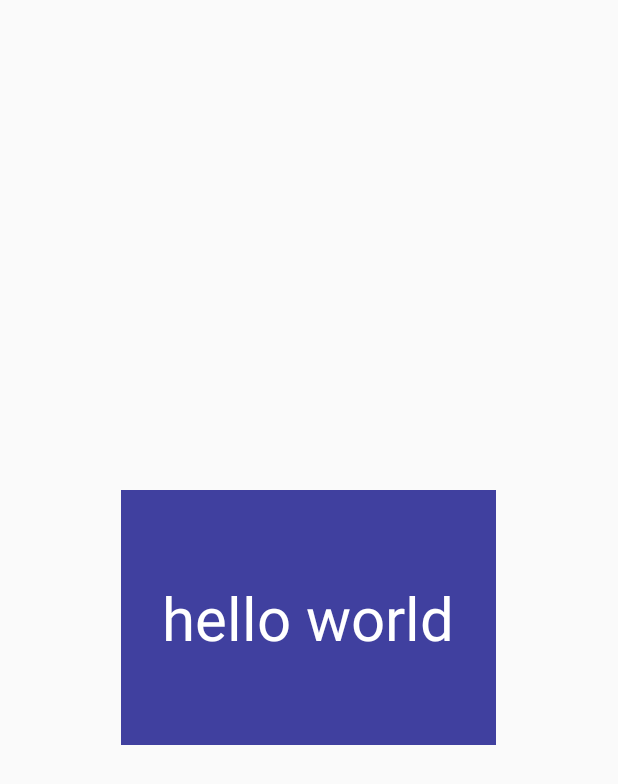
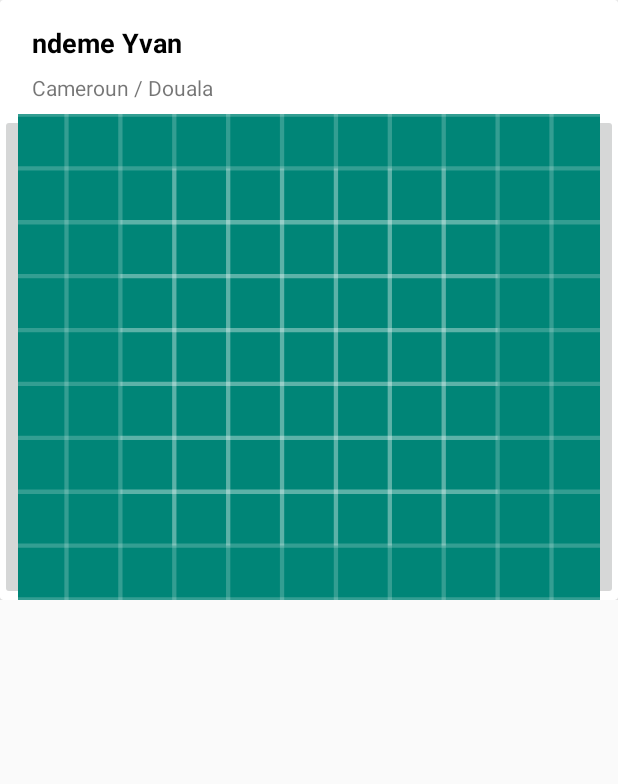
Before and after one commit to ndemeyvan/WeraYouApp, an Android app: the layout item.xml on its own in the app's theme, with its tools: preview values and no code run, on a phone screen of 412 x 824 dp. Shown: the top 784 px of the screen. Run offline under Robolectric (Android 15) with nearby library versions, the light colour scheme and no system bars.

Commit message:
swipe card enable

```diff
--- a/WerayouApp/app/src/main/java/com/example/werayouapp/Activity/SetupActivity.java
+++ b/WerayouApp/app/src/main/java/com/example/werayouapp/Activity/SetupActivity.java
@@ -43,7 +43,7 @@ public class SetupActivity extends AppCompatActivity implements AdapterView.OnIt
     EditText phone_number;
     EditText user_prenom;
     EditText user_nom;
-    String[] genre={"Que recherchez vous ?","Homme","Femme"};
+    String[] genre={"Quel est votre sex ?","Homme","Femme"};
     Uri mImageUri;
     byte[] final_image;
     ImageButton imageButton;
--- a/WerayouApp/app/src/main/java/com/example/werayouapp/Activity/mainFragment/HomeFragment.java
+++ b/WerayouApp/app/src/main/java/com/example/werayouapp/Activity/mainFragment/HomeFragment.java
@@ -53,7 +53,7 @@ public class HomeFragment extends Fragment {
         checkUserSex();
         al = new ArrayList<>();
 
-        arrayAdapter = new ArrayAdapter<>(getActivity(), R.layout.item, R.id.helloText, al );
+        arrayAdapter = new ArrayAdapter<>(getActivity(), R.layout.item, al );
         flingContainer=v.findViewById(R.id.frame);
         flingContainer.setAdapter(arrayAdapter);
         flingContainer.setFlingListener(new SwipeFlingAdapterView.onFlingListener() {
--- /dev/null
+++ b/WerayouApp/app/src/main/res/drawable-anydpi/ic_heart_empty.xml
@@ -0,0 +1,11 @@
+<vector xmlns:android="http://schemas.android.com/apk/res/android"
+    android:width="24dp"
+    android:height="24dp"
+    android:viewportWidth="24"
+    android:viewportHeight="24"
+    android:tint="#DD031D"
+    android:alpha="0.8">
+    <path
+        android:fillColor="#FF000000"
+        android:pathData="M16.5,3c-1.74,0 -3.41,0.81 -4.5,2.09C10.91,3.81 9.24,3 7.5,3 4.42,3 2,5.42 2,8.5c0,3.78 3.4,6.86 8.55,11.54L12,21.35l1.45,-1.32C18.6,15.36 22,12.28 22,8.5 22,5.42 19.58,3 16.5,3zM12.1,18.55l-0.1,0.1 -0.1,-0.1C7.14,14.24 4,11.39 4,8.5 4,6.5 5.5,5 7.5,5c1.54,0 3.04,0.99 3.57,2.36h1.87C13.46,5.99 14.96,5 16.5,5c2,0 3.5,1.5 3.5,3.5 0,2.89 -3.14,5.74 -7.9,10.05z"/>
+</vector>
--- /dev/null
+++ b/WerayouApp/app/src/main/res/drawable-anydpi/ic_heart_plein.xml
@@ -0,0 +1,11 @@
+<vector xmlns:android="http://schemas.android.com/apk/res/android"
+    android:width="24dp"
+    android:height="24dp"
+    android:viewportWidth="24"
+    android:viewportHeight="24"
+    android:tint="#DD031D"
+    android:alpha="0.8">
+    <path
+        android:fillColor="#FF000000"
+        android:pathData="M12,21.35l-1.45,-1.32C5.4,15.36 2,12.28 2,8.5 2,5.42 4.42,3 7.5,3c1.74,0 3.41,0.81 4.5,2.09C13.09,3.81 14.76,3 16.5,3 19.58,3 22,5.42 22,8.5c0,3.78 -3.4,6.86 -8.55,11.54L12,21.35z"/>
+</vector>
--- a/WerayouApp/app/src/main/res/layout/item.xml
+++ b/WerayouApp/app/src/main/res/layout/item.xml
@@ -1,35 +1,61 @@
 <?xml version="1.0" encoding="utf-8"?>
-<FrameLayout xmlns:android="http://schemas.android.com/apk/res/android"
+<androidx.constraintlayout.widget.ConstraintLayout xmlns:android="http://schemas.android.com/apk/res/android"
+    xmlns:app="http://schemas.android.com/apk/res-auto"
     xmlns:tools="http://schemas.android.com/tools"
-    android:layout_gravity="center"
-    android:layout_width="250dp"
-    android:layout_height="170dp">
+    android:layout_width="match_parent"
+    android:layout_height="wrap_content">
 
-    <TextView
-        android:id="@+id/helloText"
-        android:textSize="40sp"
-        android:textColor="@android:color/white"
-        android:background="#E339"
-        android:gravity="center"
-        tools:text="hello world"
-        android:layout_width="match_parent"
-        android:layout_height="match_parent" />
+    <androidx.cardview.widget.CardView
+        android:id="@+id/card_item"
+        android:layout_width="0dp"
+        android:layout_height="wrap_content"
+        android:layout_gravity="center"
+        app:layout_constraintEnd_toEndOf="parent"
+        app:layout_constraintStart_toStartOf="parent"
+        app:layout_constraintTop_toTopOf="parent">
 
-    <View
-        android:id="@+id/item_swipe_left_indicator"
-        android:alpha="0"
-        android:layout_width="20dp"
-        android:layout_height="20dp"
-        android:layout_margin="10dp"
-        android:background="#A5F" />
+        <androidx.constraintlayout.widget.ConstraintLayout
+            android:layout_width="match_parent"
+            android:layout_height="400dp">
 
-    <View
-        android:id="@+id/item_swipe_right_indicator"
-        android:alpha="0"
-        android:layout_width="20dp"
-        android:layout_height="20dp"
-        android:layout_margin="10dp"
-        android:layout_gravity="right"
-        android:background="#5AF" />
+            <TextView
+                android:id="@+id/cityUser"
+                android:layout_width="wrap_content"
+                android:layout_height="wrap_content"
+                android:layout_marginTop="8dp"
+                android:text="Cameroun / Douala"
+                app:layout_constraintEnd_toEndOf="@+id/nameUser"
+                app:layout_constraintHorizontal_bias="0.01"
+                app:layout_constraintStart_toStartOf="@+id/nameUser"
+                app:layout_constraintTop_toBottomOf="@+id/nameUser" />
 
-</FrameLayout>
+            <ImageButton
+                android:id="@+id/imageUser"
+                android:layout_width="match_parent"
+                android:layout_height="0dp"
+                android:layout_marginTop="8dp"
+                android:scaleType="centerCrop"
+                android:src="@drawable/ic_launcher_background"
+                app:layout_constraintBottom_toBottomOf="parent"
+                app:layout_constraintEnd_toEndOf="parent"
+                app:layout_constraintStart_toStartOf="parent"
+                app:layout_constraintTop_toBottomOf="@+id/cityUser" />
+
+            <TextView
+                android:id="@+id/nameUser"
+                android:layout_width="wrap_content"
+                android:layout_height="wrap_content"
+                android:layout_marginTop="16dp"
+                android:text="ndeme Yvan"
+                android:textColor="@color/black"
+                android:textSize="18sp"
+                android:textStyle="bold"
+                app:layout_constraintEnd_toEndOf="parent"
+                app:layout_constraintHorizontal_bias="0.069"
+                app:layout_constraintStart_toStartOf="parent"
+                app:layout_constraintTop_toTopOf="parent" />
+
+
+        </androidx.constraintlayout.widget.ConstraintLayout>
+    </androidx.cardview.widget.CardView>
+</androidx.constraintlayout.widget.ConstraintLayout>
--- a/WerayouApp/app/src/main/res/values/colors.xml
+++ b/WerayouApp/app/src/main/res/values/colors.xml
@@ -1,7 +1,7 @@
 <?xml version="1.0" encoding="utf-8"?>
 <resources>
     <color name="colorPrimary">#e91e63</color>
-    <color name="colorPrimaryDark">#00574B</color>
+    <color name="colorPrimaryDark">#D81B60</color>
     <color name="colorAccent">#D81B60</color>
     <color name="button_validation_color">#e91e63</color>
     <color name="white">#fff</color>
```
Also changed, not shown: WerayouApp/app/src/main/res/drawable-hdpi/ic_heart_empty.png (added), WerayouApp/app/src/main/res/drawable-hdpi/ic_heart_plein.png (added), WerayouApp/app/src/main/res/drawable-mdpi/ic_heart_empty.png (added), WerayouApp/app/src/main/res/drawable-mdpi/ic_heart_plein.png (added), WerayouApp/app/src/main/res/drawable-xhdpi/ic_heart_empty.png (added), WerayouApp/app/src/main/res/drawable-xhdpi/ic_heart_plein.png (added), WerayouApp/app/src/main/res/drawable-xxhdpi/ic_heart_empty.png (added), WerayouApp/app/src/main/res/drawable-xxhdpi/ic_heart_plein.png (added).
